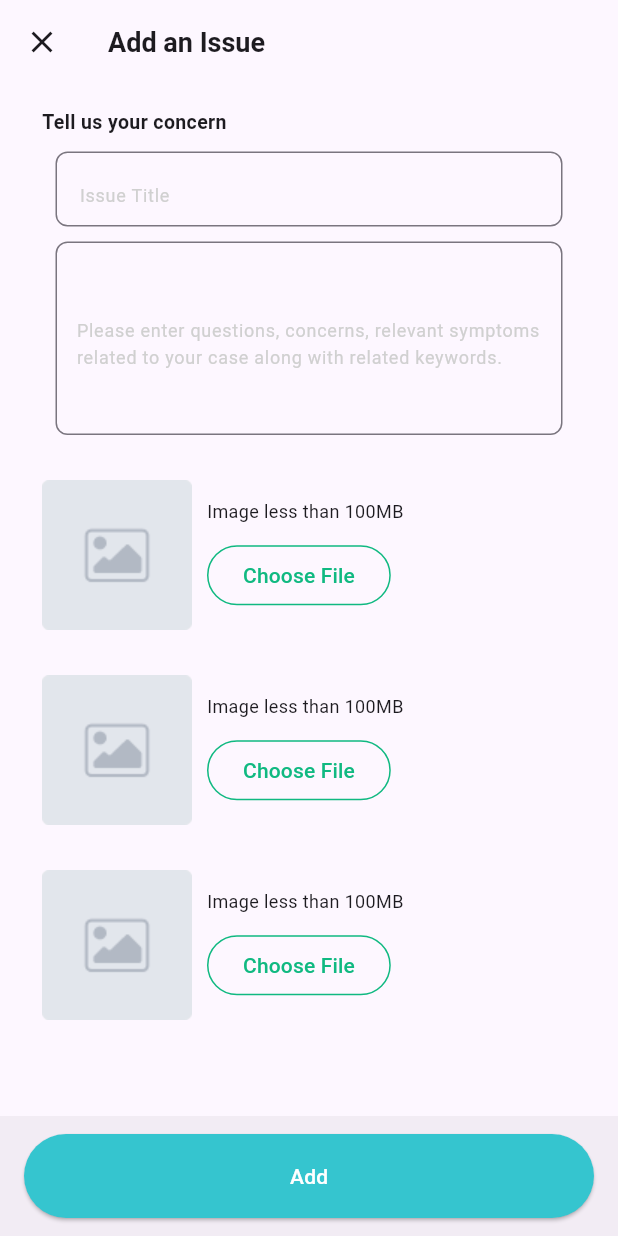
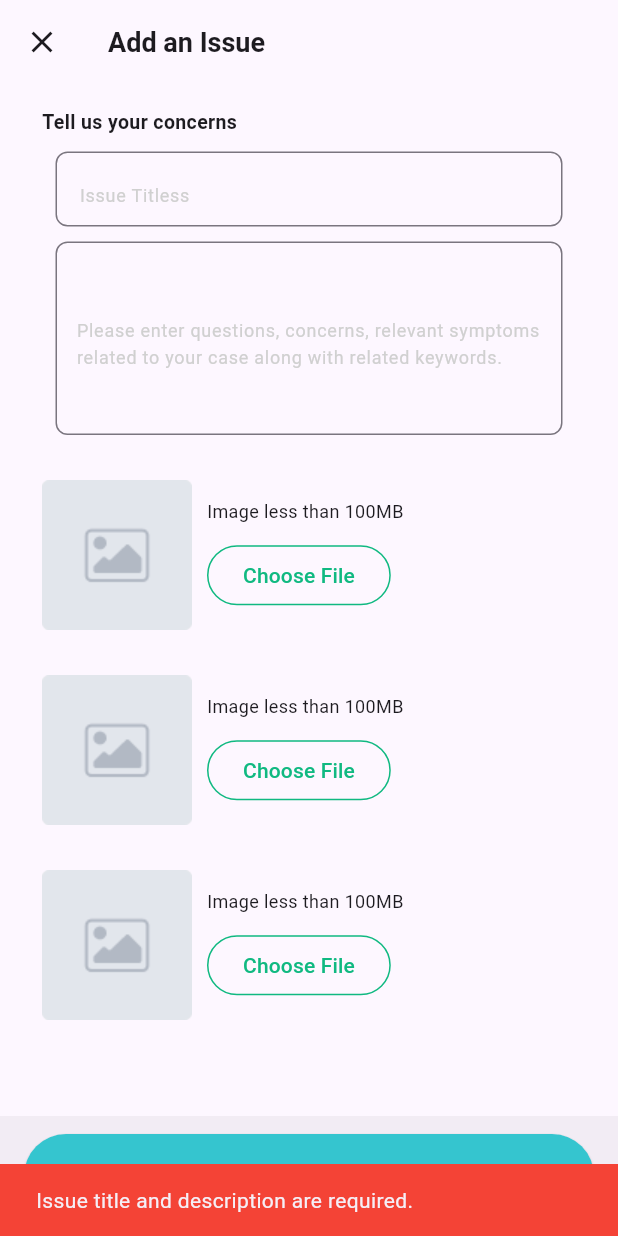
Before and after one commit to ilhamelhamdi/flutter-homecare, a Flutter app: the AddConcernPage screen opened directly, after a tap on "Add", on a phone screen of 412 x 824 dp. Run offline on Flutter 3.47's test engine with Material 3 defaults, Android fonts, the phone set to English and light mode, and no system bars; our stand-ins replace bloc, device_preview, dio, equatable, file_picker, flutter_bloc and 7 more; missing offline and left inert: back_button_interceptor, flutter_floating_bottom_bar, flutter_pdfview, omega_dio_logger, pretty_http_logger, syncfusion_flutter_pdfviewer; accounts and stored records are empty; network calls fail; project files that could hold a hidden picture were left out.

Commit message:
fix: PersonalCase Module added obkect related health record

```diff
--- a/lib/const.dart
+++ b/lib/const.dart
@@ -5,8 +5,8 @@ class Const {
   // static const String URL_WEB_DETAIL_CASE = URL_WEB + '/cases-analysis/detail';
   // static const String URL_WEB_DETAIL_PRODUCT = URL_WEB + '/product-detail';
   // static const String BASE_URL = 'http://192.168.50.100:3333';
-  static const String BASE_URL = 'https://homecare-api.med-map.org';
-  // static const String BASE_URL = 'http://192.168.56.1:3333';
+  // static const String BASE_URL = 'https://homecare-api.med-map.org';
+  static const String BASE_URL = 'http://192.168.56.1:3333';
   // static const String BASE_URL = 'https://api.med-map.org';
   // static const String BASE_URL = 'https://api-m2health.mandatech.co.id';
   // static const String BASE_URL = 'https://be-mdmap.mandatech.co.id/';
--- a/lib/cubit/personal/personal_state.dart
+++ b/lib/cubit/personal/personal_state.dart
@@ -10,7 +10,8 @@ class Issue {
   // final List<String> images; // Change to list of strings
   List<String> images; // Change to list of strings
   final String mobilityStatus;
-  final String relatedHealthRecord;
+  // final String relatedHealthRecord;
+  final Map<String, dynamic> relatedHealthRecord; // Changed to Map
   final String addOn;
   final double estimatedBudget;
   final DateTime createdAt;
@@ -38,7 +39,10 @@ class Issue {
       description: json['description'] ?? '',
       images: _parseImages(json['images']),
       mobilityStatus: json['mobility_status'] ?? '',
-      relatedHealthRecord: json['related_health_record'] ?? '',
+      // relatedHealthRecord: json['related_health_record'] ?? '',
+      relatedHealthRecord: json['related_health_record'] is Map
+          ? Map<String, dynamic>.from(json['related_health_record'])
+          : {}, // Convert to
       addOn: json['add_on'] ?? '',
       estimatedBudget: (json['estimated_budget'] as num?)?.toDouble() ?? 0.0,
       createdAt: DateTime.parse(
--- a/lib/views/details/detail_appointment.dart
+++ b/lib/views/details/detail_appointment.dart
@@ -135,7 +135,7 @@ class _DetailAppointmentPageState extends State<DetailAppointmentPage> {
             description: descriptions.join(', '),
             images: [],
             mobilityStatus: '',
-            relatedHealthRecord: '',
+            relatedHealthRecord: {},
             addOn: addOns.isNotEmpty ? addOns.last : '',
             estimatedBudget: 0.0,
             userId: 0,
--- a/lib/widgets/add_concern_page.dart
+++ b/lib/widgets/add_concern_page.dart
@@ -1,5 +1,3 @@
-import 'dart:convert';
-
 import 'package:dio/dio.dart';
 import 'package:flutter/material.dart';
 import 'package:flutter_bloc/flutter_bloc.dart';
@@ -31,38 +29,48 @@ class _AddConcernPageState extends State<AddConcernPage> {
     final description = _descriptionController.text;
 
     if (issueTitle.isEmpty || description.isEmpty) {
-      print('Error: Issue title and description are required.');
+      ScaffoldMessenger.of(context).showSnackBar(
+        const SnackBar(
+          content: Text('Issue title and description are required.'),
+          backgroundColor: Colors.red,
+        ),
+      );
       return;
     }
 
     try {
-      final token = await Utils.getSpString(Const.TOKEN); // Retrieve the token
+      final token = await Utils.getSpString(Const.TOKEN);
 
-      // Create FormData
+      // Create FormData without the related_health_record_id field for now
       FormData formData = FormData.fromMap({
         "user_id": 1,
         "title": issueTitle,
         "description": description,
         "mobility_status": "wheel",
-        "related_health_record": "Health Record",
+        "related_health_record_id": 1, // Make it null to make it optional
         "add_on": "additional",
         "estimated_budget": 1000,
-        "created_at": DateTime.now().toIso8601String(),
-        "updated_at": DateTime.now().toIso8601String(),
       });
 
       // Add images to FormData
       for (File image in _images) {
         formData.files.add(
           MapEntry(
-            "images[]", // Adjust according to backend API
-            await MultipartFile.fromFile(image.path,
-                filename: image.path.split('/').last),
+            "images[]",
+            await MultipartFile.fromFile(
+              image.path,
+              filename: image.path.split('/').last,
+            ),
           ),
         );
       }
 
-      // Send data to backend
+      // Debug: Print the request data
+      print('Sending request with data:');
+      print('Headers: Bearer $token');
+      print('FormData fields: ${formData.fields}');
+      print('FormData files: ${formData.files}');
+
       final response = await Dio().post(
         '${Const.API_PERSONAL_CASES}',
         data: formData,
@@ -71,20 +79,88 @@ class _AddConcernPageState extends State<AddConcernPage> {
             'Authorization': 'Bearer $token',
             'Content-Type': 'multipart/form-data',
           },
+          validateStatus: (status) {
+            return status! < 500; // Accept all status codes less than 500
+          },
         ),
       );
 
-      if (response.statusCode == 200) {
-        print('Data submitted successfully');
+      // Debug: Print the response
+      print('Response status code: ${response.statusCode}');
+      print('Response data: ${response.data}');
+
+      if (response.statusCode == 200 || response.statusCode == 201) {
+        ScaffoldMessenger.of(context).showSnackBar(
+          const SnackBar(
+            content: Text('Issue submitted successfully'),
+            backgroundColor: Colors.green,
+          ),
+        );
         Navigator.pushReplacement(
           context,
           MaterialPageRoute(builder: (context) => PersonalPage()),
         );
+      } else if (response.statusCode == 422) {
+        // Handle validation errors but allow continuing for now
+        final errorMessage = response.data['message'] ?? 'Validation failed';
+        final errors = response.data['errors'];
+        print('Validation errors: $errors');
+
+        if (errors != null &&
+            errors
+                .any((error) => error['field'] == 'related_health_record_id')) {
+          // Only show a warning for this specific error
+          ScaffoldMessenger.of(context).showSnackBar(
+            SnackBar(
+              content:
+                  Text('Note: Related health record is currently optional'),
+              backgroundColor: Colors.orange,
+            ),
+          );
+
+          // Navigate to the next page anyway
+          Navigator.pushReplacement(
+            context,
+            MaterialPageRoute(builder: (context) => PersonalPage()),
+          );
+        } else {
+          // Show error for other validation issues
+          ScaffoldMessenger.of(context).showSnackBar(
+            SnackBar(
+              content: Text(errorMessage),
+              backgroundColor: Colors.red,
+            ),
+          );
+        }
       } else {
-        print('Failed to submit data: ${response.statusMessage}');
+        throw Exception('Failed to submit data: ${response.statusMessage}');
       }
+    } on DioException catch (e) {
+      print('DioError Type: ${e.type}');
+      print('DioError Message: ${e.message}');
+      print('DioError Response: ${e.response?.data}');
+
+      String errorMessage = 'Error submitting issue: ';
+      if (e.response?.data != null && e.response?.data['message'] != null) {
+        errorMessage += e.response?.data['message'];
+      } else {
+        errorMessage += e.message ?? 'Unknown error';
+      }
+
+      ScaffoldMessenger.of(context).showSnackBar(
+        SnackBar(
+          content: Text(errorMessage),
+          backgroundColor: Colors.red,
+        ),
+      );
     } catch (e) {
-      print('Error: $e');
+      print('General Error: $e');
+      ScaffoldMessenger.of(context).showSnackBar(
+        SnackBar(
+          content: Text('Unexpected error: $e'),
+          backgroundColor: Colors.red,
+        ),
+      );
     }
   }
 
@@ -112,7 +188,7 @@ class _AddConcernPageState extends State<AddConcernPage> {
               child: Align(
                 alignment: Alignment.centerLeft,
                 child: Text(
-                  'Tell us your concern',
+                  'Tell us your concerns',
                   style: TextStyle(
                     fontSize: 13,
                     fontWeight: FontWeight.bold,
@@ -127,7 +203,7 @@ class _AddConcernPageState extends State<AddConcernPage> {
               child: TextField(
                 controller: _issueTitleController,
                 decoration: InputDecoration(
-                  hintText: 'Issue Title',
+                  hintText: 'Issue Titless',
                   hintStyle:
                       const TextStyle(color: Color(0xFFD0D0D0), fontSize: 12),
                   border: OutlineInputBorder(
```
Also changed, not shown: lib/models/personal_case.dart (+6 -2 lines), lib/widgets/add_issue_page.dart (+71 -31 lines).
